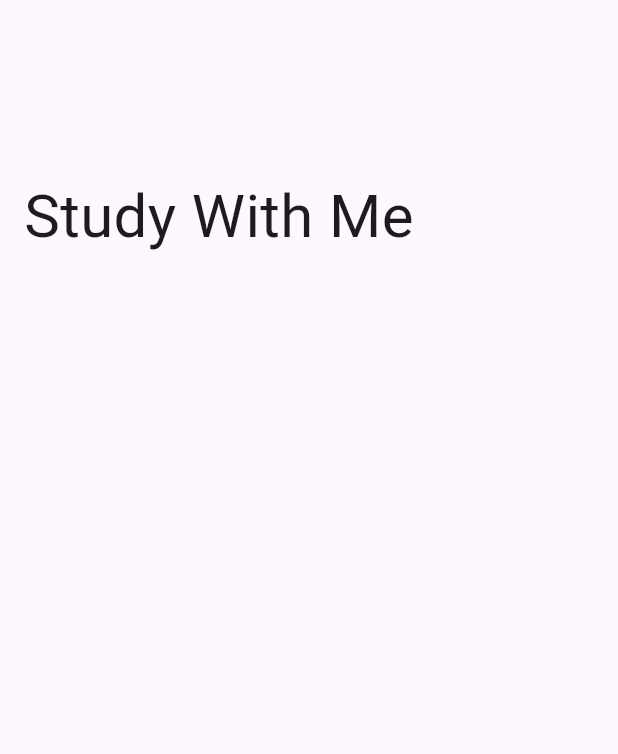
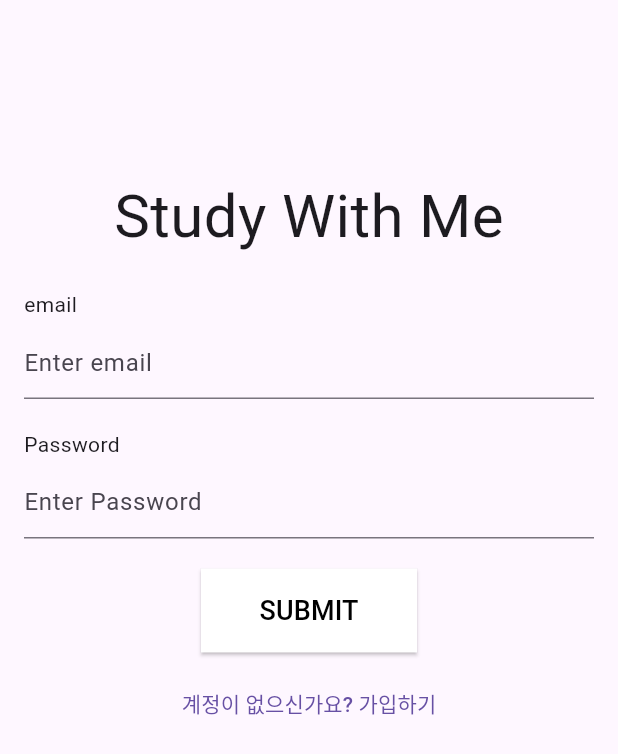
Before and after one commit to hyemimi/study_with_me, a Flutter app: the screen it shows after launch, on a phone screen of 412 x 824 dp. Shown: the top 754 px of the screen. Run offline on Flutter 3.47's test engine with Material 3 defaults, Android fonts, the phone set to English and light mode, and no system bars.

Commit message:
login page ui

```diff
--- /dev/null
+++ b/lib/components/custom_form.dart
@@ -0,0 +1,47 @@
+import 'package:flutter/material.dart';
+import 'package:study_with_me/components/input_field.dart';
+
+class CustomForm extends StatelessWidget {
+  final _formKey = GlobalKey<FormState>();
+
+  @override
+  Widget build(BuildContext context) {
+    return Form(
+        key: _formKey,
+        child: Column(
+          children: [
+            CustomTextFormField("email"),
+            SizedBox(height: 20),
+            CustomTextFormField("Password"),
+            SizedBox(height: 20),
+            submitButton(context),
+            SizedBox(height: 10),
+            TextButton(
+              onPressed: () => Navigator.pushNamed(context, '/home'),
+              child: const Text('계정이 없으신가요? 가입하기'),
+            ),
+          ],
+        ));
+  }
+
+  // 폼 제출 버튼 위젯
+  Widget submitButton(BuildContext context) {
+    return ElevatedButton(
+      onPressed: () {
+        if (_formKey.currentState!.validate()) {
+          _formKey.currentState!.save();
+          Navigator.pushNamed(context, '/home');
+        }
+      },
+      child: Container(
+        padding: const EdgeInsets.all(15),
+        child: const Text(
+          "SUBMIT",
+          style: TextStyle(
+            fontSize: 18,
+          ),
+        ),
+      ),
+    );
+  }
+}
--- /dev/null
+++ b/lib/components/input_field.dart
@@ -0,0 +1,26 @@
+import 'package:flutter/material.dart';
+
+// 재사용 할 수 있는 input field
+
+class CustomTextFormField extends StatelessWidget {
+  final String text;
+  const CustomTextFormField(this.text);
+
+  @override
+  Widget build(BuildContext context) {
+    return Column(
+      crossAxisAlignment: CrossAxisAlignment.start,
+      children: [
+        Text(text),
+        SizedBox(height: 5.0),
+        TextFormField(
+            validator: (value) =>
+                value!.isEmpty ? "Please enter some text" : null,
+            obscureText: text == "Password" ? true : false,
+            decoration: InputDecoration(
+              hintText: "Enter $text",
+            ))
+      ],
+    );
+  }
+}
--- a/lib/main.dart
+++ b/lib/main.dart
@@ -15,9 +15,14 @@ class MyApp extends StatelessWidget {
     return MaterialApp(
         title: 'Flutter Demo',
         theme: ThemeData(
-          colorScheme: ColorScheme.fromSeed(seedColor: Colors.deepPurple),
-          useMaterial3: true,
-        ),
+            elevatedButtonTheme: ElevatedButtonThemeData(
+                style: ElevatedButton.styleFrom(
+          foregroundColor: Colors.black,
+          backgroundColor: Colors.white,
+          shape: RoundedRectangleBorder(
+            borderRadius: BorderRadius.circular(0),
+          ),
+        ))),
         initialRoute: "/login",
         routes: {
           "/login": (context) => LoginPage(),
--- a/lib/pages/login_page.dart
+++ b/lib/pages/login_page.dart
@@ -1,4 +1,5 @@
 import 'package:flutter/material.dart';
+import 'package:study_with_me/components/custom_form.dart';
 
 class LoginPage extends StatelessWidget {
   @override
@@ -8,8 +9,10 @@ class LoginPage extends StatelessWidget {
             padding: const EdgeInsets.all(16.0),
             child: ListView(children: [
               SizedBox(height: 100.0),
-              Text("Study With Me", style: TextStyle(fontSize: 40)),
-              SizedBox(height: 20.0)
+              Center(
+                  child: Text("Study With Me", style: TextStyle(fontSize: 40))),
+              SizedBox(height: 20.0),
+              CustomForm()
             ])));
   }
 }
```
